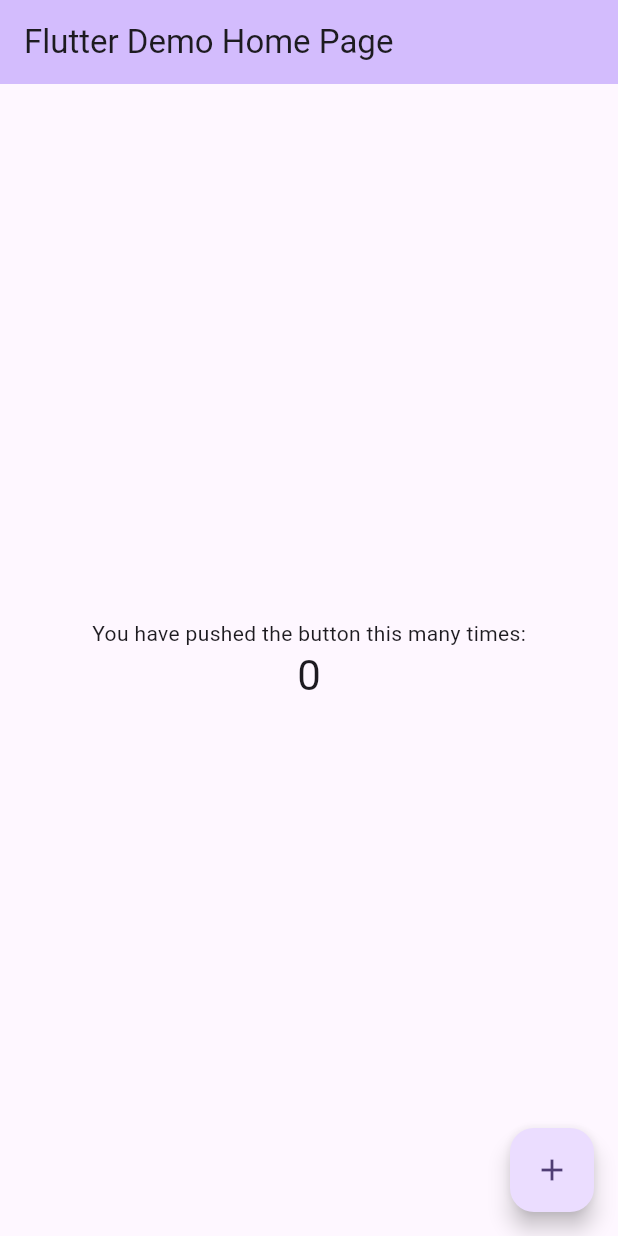
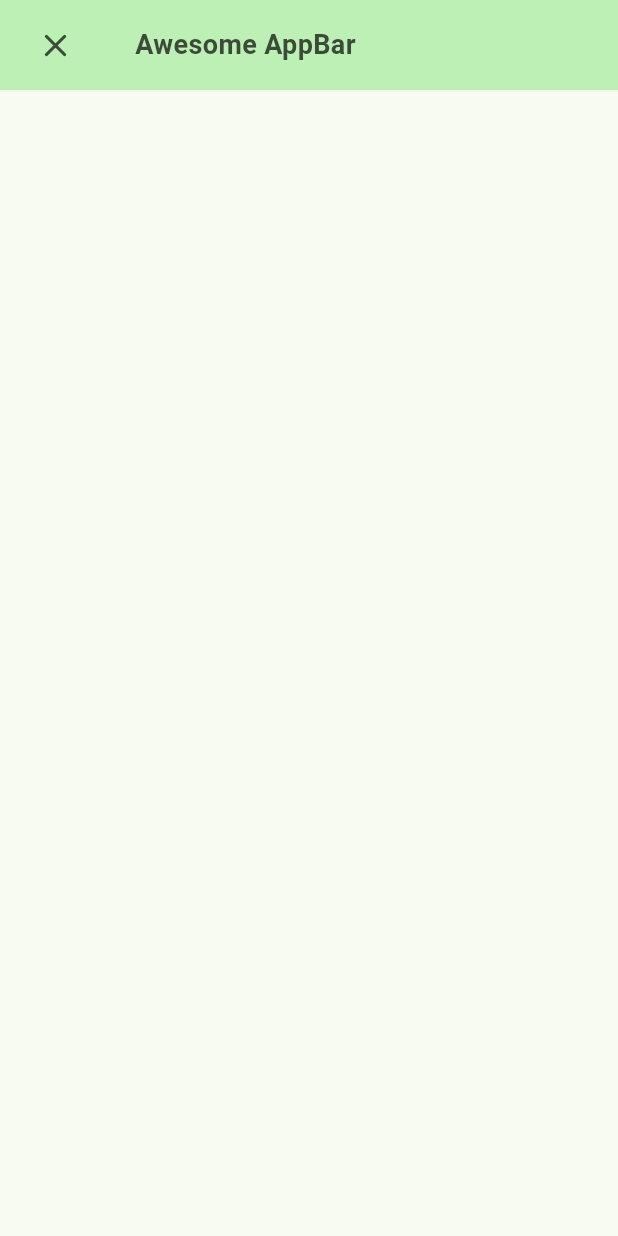
Before and after one commit to ziadhassan7/adaptive_appbar, a Flutter app: the screen it shows after launch, on a phone screen of 412 x 824 dp. Run offline on Flutter 3.47's test engine with Material 3 defaults, Android fonts, the phone set to English and light mode, and no system bars.

Commit message:
Add example

```diff
--- a/example/lib/main.dart
+++ b/example/lib/main.dart
@@ -1,125 +1,51 @@
+import 'package:adaptive_appbar/adaptive_appbar.dart';
 import 'package:flutter/material.dart';
 
-void main() {
-  runApp(const MyApp());
-}
+void main() => runApp(const MyApp());
 
 class MyApp extends StatelessWidget {
   const MyApp({super.key});
 
-  // This widget is the root of your application.
   @override
   Widget build(BuildContext context) {
     return MaterialApp(
-      title: 'Flutter Demo',
-      theme: ThemeData(
-        // This is the theme of your application.
-        //
-        // TRY THIS: Try running your application with "flutter run". You'll see
-        // the application has a blue toolbar. Then, without quitting the app,
-        // try changing the seedColor in the colorScheme below to Colors.green
-        // and then invoke "hot reload" (save your changes or press the "hot
-        // reload" button in a Flutter-supported IDE, or press "r" if you used
-        // the command line to start the app).
-        //
-        // Notice that the counter didn't reset back to zero; the application
-        // state is not lost during the reload. To reset the state, use hot
-        // restart instead.
-        //
-        // This works for code too, not just values: Most code changes can be
-        // tested with just a hot reload.
-        colorScheme: ColorScheme.fromSeed(seedColor: Colors.deepPurple),
-        useMaterial3: true,
-      ),
-      home: const MyHomePage(title: 'Flutter Demo Home Page'),
+      //Theme
+        theme: ThemeData(
+          useMaterial3: true,
+          colorScheme: ColorScheme.fromSeed(seedColor: Colors.green),
+        ),
+
+        //Home
+        home: const HomePage()
     );
   }
 }
 
-class MyHomePage extends StatefulWidget {
-  const MyHomePage({super.key, required this.title});
-
-  // This widget is the home page of your application. It is stateful, meaning
-  // that it has a State object (defined below) that contains fields that affect
-  // how it looks.
-
-  // This class is the configuration for the state. It holds the values (in this
-  // case the title) provided by the parent (in this case the App widget) and
-  // used by the build method of the State. Fields in a Widget subclass are
-  // always marked "final".
-
-  final String title;
-
-  @override
-  State<MyHomePage> createState() => _MyHomePageState();
-}
-
-class _MyHomePageState extends State<MyHomePage> {
-  int _counter = 0;
-
-  void _incrementCounter() {
-    setState(() {
-      // This call to setState tells the Flutter framework that something has
-      // changed in this State, which causes it to rerun the build method below
-      // so that the display can reflect the updated values. If we changed
-      // _counter without calling setState(), then the build method would not be
-      // called again, and so nothing would appear to happen.
-      _counter++;
-    });
-  }
+class HomePage extends StatelessWidget {
+  const HomePage({super.key});
 
   @override
   Widget build(BuildContext context) {
-    // This method is rerun every time setState is called, for instance as done
-    // by the _incrementCounter method above.
-    //
-    // The Flutter framework has been optimized to make rerunning build methods
-    // fast, so that you can just rebuild anything that needs updating rather
-    // than having to individually change instances of widgets.
+
     return Scaffold(
-      appBar: AppBar(
-        // TRY THIS: Try changing the color here to a specific color (to
-        // Colors.amber, perhaps?) and trigger a hot reload to see the AppBar
-        // change color while the other colors stay the same.
-        backgroundColor: Theme.of(context).colorScheme.inversePrimary,
-        // Here we take the value from the MyHomePage object that was created by
-        // the App.build method, and use it to set our appbar title.
-        title: Text(widget.title),
+
+      // Implementation !!!
+      appBar: AdaptiveAppBar(
+        context,
+        title: "Awesome AppBar",
+        onBackPressed: () {},
+
+        //Extras:
+        // Title for back button (Shows only on big screens)
+        //backButtonTitle: "Discard",
+        // Custom background color
+        //backgroundColor: Colors.blue,
+        // Custom foreground color
+        //foregroundColor: Colors.white,
+        // Custom foreground color
+        //widget: const Icon(Icons.access_alarm),
       ),
-      body: Center(
-        // Center is a layout widget. It takes a single child and positions it
-        // in the middle of the parent.
-        child: Column(
-          // Column is also a layout widget. It takes a list of children and
-          // arranges them vertically. By default, it sizes itself to fit its
-          // children horizontally, and tries to be as tall as its parent.
-          //
-          // Column has various properties to control how it sizes itself and
-          // how it positions its children. Here we use mainAxisAlignment to
-          // center the children vertically; the main axis here is the vertical
-          // axis because Columns are vertical (the cross axis would be
-          // horizontal).
-          //
-          // TRY THIS: Invoke "debug painting" (choose the "Toggle Debug Paint"
-          // action in the IDE, or press "p" in the console), to see the
-          // wireframe for each widget.
-          mainAxisAlignment: MainAxisAlignment.center,
-          children: <Widget>[
-            const Text(
-              'You have pushed the button this many times:',
-            ),
-            Text(
-              '$_counter',
-              style: Theme.of(context).textTheme.headlineMedium,
-            ),
-          ],
-        ),
-      ),
-      floatingActionButton: FloatingActionButton(
-        onPressed: _incrementCounter,
-        tooltip: 'Increment',
-        child: const Icon(Icons.add),
-      ), // This trailing comma makes auto-formatting nicer for build methods.
+
     );
   }
 }
--- a/example/pubspec.yaml
+++ b/example/pubspec.yaml
@@ -35,6 +35,7 @@ dependencies:
   # The following adds the Cupertino Icons font to your application.
   # Use with the CupertinoIcons class for iOS style icons.
   cupertino_icons: ^1.0.2
+  adaptive_appbar: ^0.0.1
 
 dev_dependencies:
   flutter_test:
```
Also changed, not shown: example/pubspec.lock.
